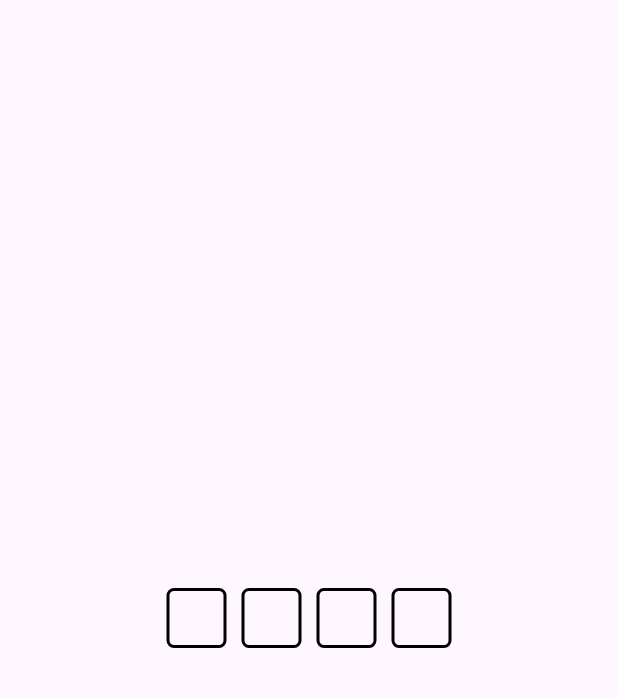
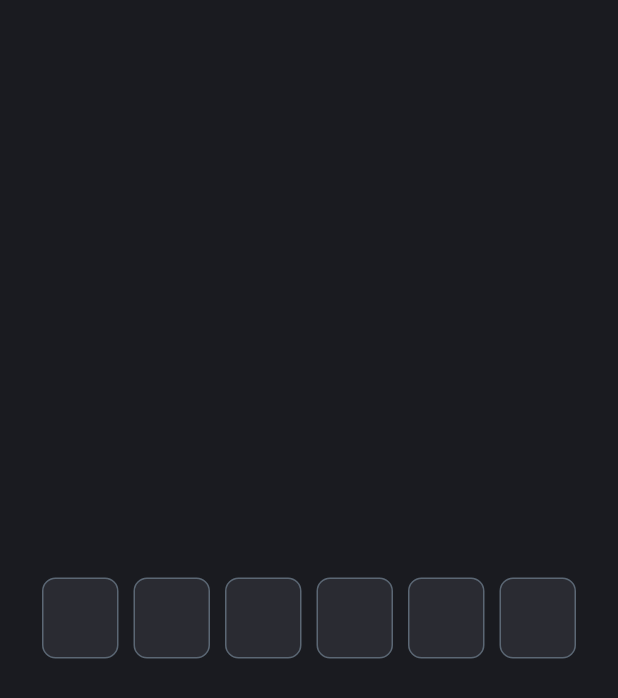
Before and after one commit to PationPrime/pincode_input_fields, a Flutter app: the screen it shows after launch, on a phone screen of 412 x 824 dp. Shown: the top 698 px of the screen. Run offline on Flutter 3.47's test engine with Material 3 defaults, Android fonts, the phone set to English and light mode, and no system bars.

Commit message:
beatiful example

```diff
--- a/example/lib/main.dart
+++ b/example/lib/main.dart
@@ -11,9 +11,29 @@ class PincodeInputFieldsApp extends StatelessWidget {
   @override
   Widget build(BuildContext context) => MaterialApp(
         home: Scaffold(
+          backgroundColor: const Color(0xFF1A1B20),
           body: Center(
             child: PincodeInputFields(
-              controller: PincodeInputFieldsController(),
+              length: 6,
+              heigth: 54,
+              width: 51,
+              borderRadius: BorderRadius.circular(9),
+              unfocusBorder: Border.all(
+                width: 1,
+                color: const Color(0xFF5B6774),
+              ),
+              focusBorder: Border.all(
+                width: 1,
+                color: const Color(0xFF9B71F4),
+              ),
+              cursorColor: Colors.white,
+              cursorWidth: 2,
+              focusFieldColor: const Color(0xFF2A2B32),
+              unfocusFieldColor: const Color(0xFF2A2B32),
+              textStyle: const TextStyle(
+                color: Colors.white,
+                fontSize: 21,
+              ),
             ),
           ),
         ),
```
